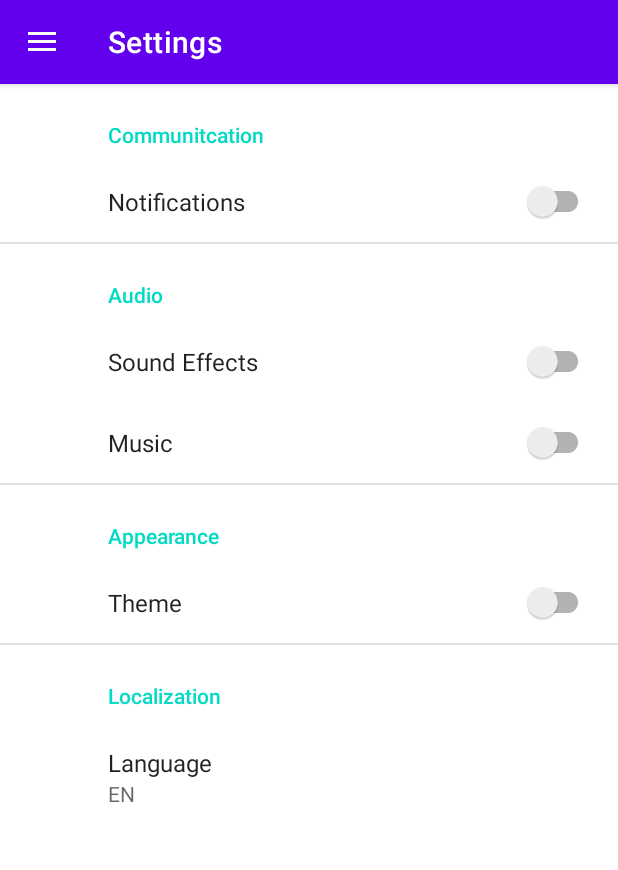
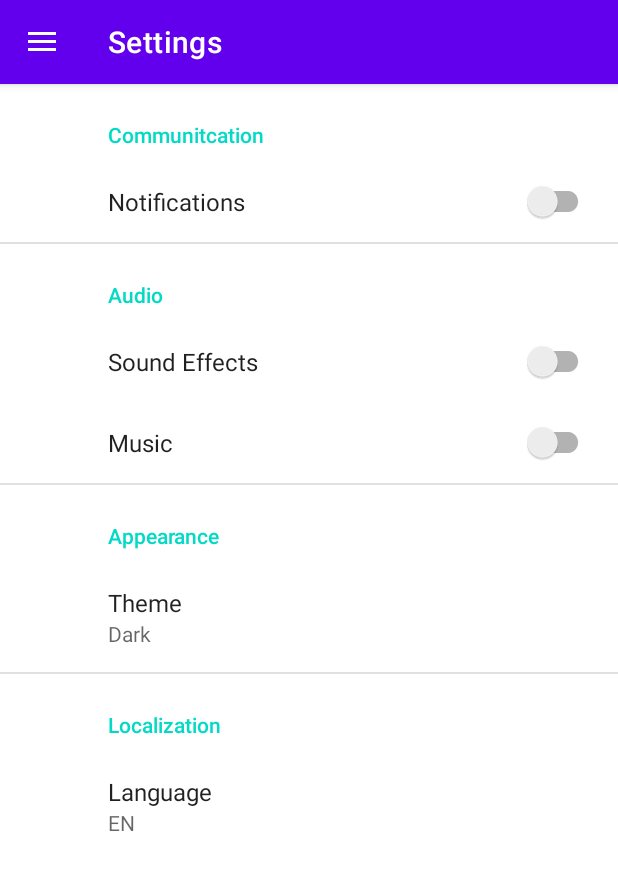
Before and after one commit to neurodraft/GeoQuest, an Android app: the screen it shows after launch (MainActivity), in the side drawer, after a tap on "Settings", on a phone screen of 412 x 824 dp. Shown: the top 870 px of the screen. Run offline under Robolectric (Android 15) with nearby library versions, the phone set to English and light mode, and no system bars; our stand-ins replace androidx.preference, navigation-ui; libraries missing offline, so code that uses them is left out: io.github.jdiemke.triangulation.

Commit message:
Fixed an overlooked mistake in settings + icon

```diff
--- a/app/src/main/res/values/arrays.xml
+++ b/app/src/main/res/values/arrays.xml
@@ -9,14 +9,14 @@
         <item>pt</item>
         <item>en</item>
     </string-array>
-    <!-- Reply Preference -->
-    <string-array name="reply_entries">
-        <item>Reply</item>
-        <item>Reply to all</item>
+    <!-- Theme Preference -->
+    <string-array name="theme_entries">
+        <item>Dark</item>
+        <item>White</item>
     </string-array>
 
-    <string-array name="reply_values">
-        <item>reply</item>
-        <item>reply_all</item>
+    <string-array name="theme_values">
+        <item>dark</item>
+        <item>white</item>
     </string-array>
 </resources>
--- a/app/src/main/res/xml/root_preferences.xml
+++ b/app/src/main/res/xml/root_preferences.xml
@@ -23,9 +23,13 @@
 
     <PreferenceCategory app:title="@string/appearance_header">
 
-        <SwitchPreferenceCompat
-            app:key="appearance"
-            app:title="@string/theme_title" />
+        <ListPreference
+            app:defaultValue="dark"
+            app:entries="@array/theme_entries"
+            app:entryValues="@array/theme_values"
+            app:key="theme"
+            app:title="@string/theme_title"
+            app:useSimpleSummaryProvider="true"/>
 
     </PreferenceCategory>
 
```
